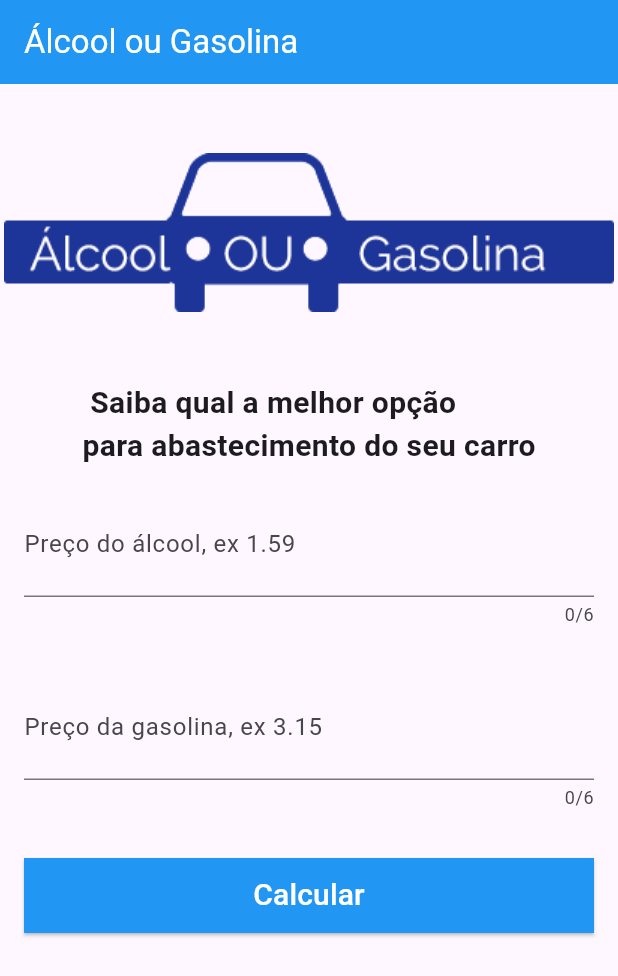
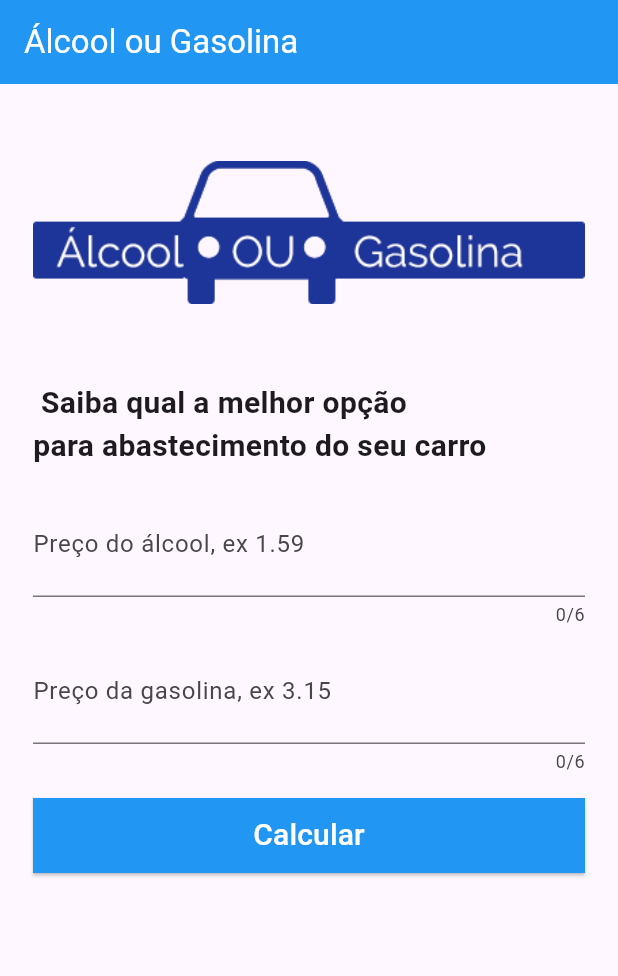
Before and after one commit to Aline01600/Alcool_Gasolina, a Flutter app: the screen it shows after launch, on a phone screen of 412 x 824 dp. Shown: the top 976 px of the screen. Run offline on Flutter 3.47's test engine with Material 3 defaults, Android fonts, the phone set to English and light mode, and no system bars.

Commit message:
ajustando largura dos elemento no body

```diff
--- a/lib/campo_texto.dart
+++ b/lib/campo_texto.dart
@@ -32,9 +32,15 @@ class _CampoTextoState extends State<CampoTexto> {
         ),
       ),
 
-      body: Column(
+      body: Center(
+        child: Container(
+          width: 400,
+
+          padding: const EdgeInsets.symmetric(horizontal: 16),
+          child: Column(
+            crossAxisAlignment: CrossAxisAlignment.stretch, // Ocupa toda a largura disponível
             children: [
-          const SizedBox(height: 24), // Espaço
+              const SizedBox(height: 24),
 
               Image.asset(
                 'assets/imagens/logo.png',
@@ -45,40 +51,39 @@ class _CampoTextoState extends State<CampoTexto> {
 
               const Text(
                 ' Saiba qual a melhor opção \npara abastecimento do seu carro',
+
                 style: TextStyle(
                   fontSize: 20,
                   fontWeight: FontWeight.bold,
                 ),
               ),
 
-          Padding(
-            padding: const EdgeInsets.all(16),
+              const SizedBox(height: 16),
 
-            child: TextField(
+              TextField(
                 maxLength: 6,
                 maxLengthEnforcement: MaxLengthEnforcement.none,
                 keyboardType: TextInputType.number,
                 decoration: const InputDecoration(
+
                 labelText: "Preço do álcool, ex 1.59",
                 ),
 
                 style: const TextStyle(fontSize: 25, color: Colors.green),
 
                 controller: _controllerAlcool,
-
                 onSubmitted: (_) {
                   print("Álcool: ${_controllerAlcool.text}");
                 },
               ),
-          ),
 
-          Padding(
-            padding: const EdgeInsets.all(16),
+              const SizedBox(height: 8),
 
-            child: TextField(
+              TextField(
                 maxLength: 6,
                 maxLengthEnforcement: MaxLengthEnforcement.none,
                 keyboardType: TextInputType.number,
+
                 decoration: const InputDecoration(
                 labelText: "Preço da gasolina, ex 3.15",
                 ),
@@ -86,11 +91,9 @@ class _CampoTextoState extends State<CampoTexto> {
                 style: const TextStyle(fontSize: 25, color: Colors.green),
 
                 controller: _controllerGasolina,
-
                 onSubmitted: (_) {
                   print("Gasolina: ${_controllerGasolina.text}");
                 },
-            ),
               ),
 
               const SizedBox(height: 16),
@@ -99,25 +102,24 @@ class _CampoTextoState extends State<CampoTexto> {
                 onPressed: () {
 
                 },
+                style: ElevatedButton.styleFrom(
+                  backgroundColor: Colors.blue,
+                  fixedSize: const Size.fromHeight(50),
 
-            style: ElevatedButton.styleFrom(
-              backgroundColor: Colors.blue, // Cor azul
-              fixedSize: const Size(380, 50), // Largura 200 e altura 50
                   shape: RoundedRectangleBorder(
-                borderRadius: BorderRadius.zero, // Cantos quadrados (sem arredondar)
+                    borderRadius: BorderRadius.zero,
                   ),
                 ),
 
                 child: const Text(
                   'Calcular',
-              style: TextStyle(
-                fontSize: 20,
-                color: Colors.white,
-              ),
+                  style: TextStyle(fontSize: 20, color: Colors.white),
                 ),
               ),
             ],
           ),
+        ),
+      ),
     );
   }
 }
```
Lines whose indentation alone changed are shown as unchanged.
